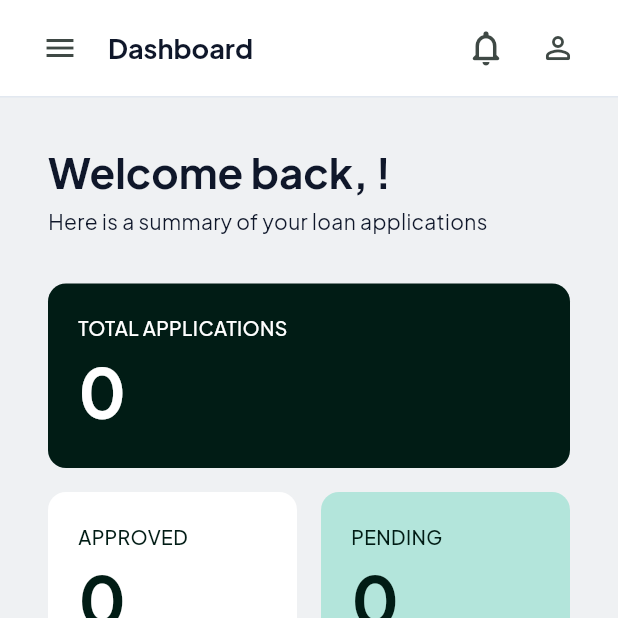
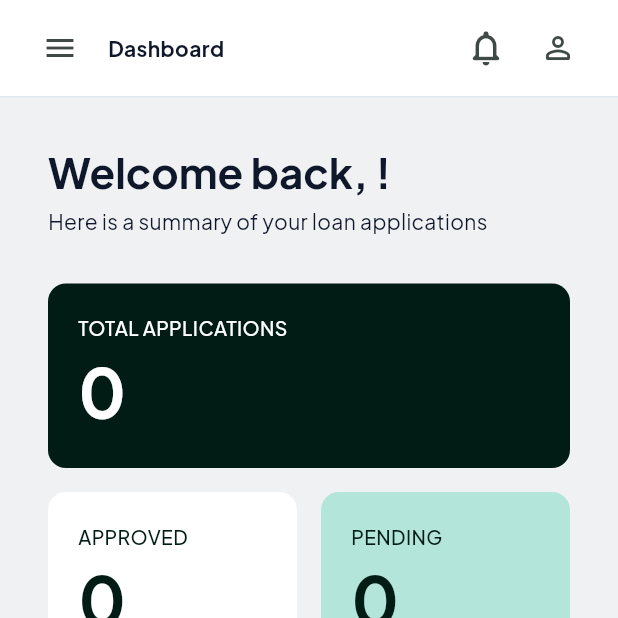
Before and after one commit to sobersmariiah/primekey, a Flutter app: the screen it shows once a user with an empty profile is signed in, after a tap on "Home", on a phone screen of 412 x 824 dp, the top half of it. Run offline on Flutter 3.47's test engine with Material 3 defaults, Android fonts, the phone set to English and light mode, and no system bars; our stand-ins replace cloud_firestore, equatable, file_picker, firebase_auth, firebase_core, firebase_storage and 10 more; missing offline and left inert: dart:js_interop, pdfx, simple_file_saver; accounts and stored records are empty; generated files the repository leaves out were written again; project files that could hold a hidden picture were left out.

Commit message:
Replace Theme.of(context).textTheme.copyWith with explicit GoogleFonts.plusJakartaSans to resolve fallback font bugs

```diff
--- a/lib/features/dashboard/screens/kyc_screen.dart
+++ b/lib/features/dashboard/screens/kyc_screen.dart
@@ -260,7 +260,7 @@ class _KycScreenState extends ConsumerState<KycScreen> {
             // Description with highlighted text
             RichText(
               textAlign: TextAlign.center,
-              text: const TextSpan(
+              text: TextSpan(
                 style: GoogleFonts.plusJakartaSans(
                   fontSize: 14,
                   color: AppColors.textSecondary,
--- a/lib/features/dashboard/screens/user_dashboard.dart
+++ b/lib/features/dashboard/screens/user_dashboard.dart
@@ -774,7 +774,7 @@ class _MobileDashboard extends StatelessWidget {
                         onPressed: () => Scaffold.of(context).openDrawer())),
                 SizedBox(width: 8),
                 Text('Dashboard',
-                    style: Theme.of(context).textTheme.titleLarge?.copyWith(
+                    style: GoogleFonts.plusJakartaSans(
                         color: AppColors.textPrimary,
                         fontWeight: FontWeight.bold)),
               ],
--- a/lib/features/landing_page/screens/landing_page_mobile.dart
+++ b/lib/features/landing_page/screens/landing_page_mobile.dart
@@ -188,18 +188,19 @@ class LandingPageMobile extends ConsumerWidget {
                     children: [
                       Text(
                         "Easy Online Loans\nfor Your Future",
-                        style: Theme.of(context)
-                            .textTheme
-                            .bodyLarge
-                            ?.copyWith(fontSize: 40),
+                        style: GoogleFonts.plusJakartaSans(
+                          fontSize: 40,
+                          fontWeight: FontWeight.w700,
+                          color: AppColors.textPrimary,
+                        ),
                       ),
                       SizedBox(height: 8),
                       Text(
                         "Designed for simplicity. Built for speed. Get the funds you need in just a few clicks.",
-                        style: Theme.of(context)
-                            .textTheme
-                            .bodyLarge
-                            ?.copyWith(fontSize: 18),
+                        style: GoogleFonts.plusJakartaSans(
+                          fontSize: 18,
+                          color: AppColors.textPrimary,
+                        ),
                       ),
                     ],
                   ),
@@ -233,7 +234,7 @@ class LandingPageMobile extends ConsumerWidget {
                         label: 'Calculate Payment',
                         height: 70,
                         textStyle:
-                            Theme.of(context).textTheme.bodySmall?.copyWith(
+                            GoogleFonts.plusJakartaSans(
                                   color: AppColors.primary,
                                 ),
                         buttonStyle: ElevatedButton.styleFrom(
@@ -262,7 +263,7 @@ class LandingPageMobile extends ConsumerWidget {
                   index: 2,
                   child: Text(
                     "Why Choose ${AppStrings.appName}?",
-                    style: Theme.of(context).textTheme.bodyLarge?.copyWith(
+                    style: GoogleFonts.plusJakartaSans(
                           color: const Color(0xFF747779),
                           fontSize: 28,
                         ),
@@ -441,7 +442,7 @@ class LandingPageMobile extends ConsumerWidget {
                   index: 6,
                   child: Text(
                     'How It Works',
-                    style: Theme.of(context).textTheme.titleLarge?.copyWith(
+                    style: GoogleFonts.plusJakartaSans(
                           color: AppColors.primaryDark,
                           fontSize: 30,
                         ),
@@ -495,7 +496,7 @@ class LandingPageMobile extends ConsumerWidget {
                           'Ready to redefine your financial horizon?',
                           textAlign: TextAlign.center,
                           style:
-                              Theme.of(context).textTheme.titleLarge?.copyWith(
+                              GoogleFonts.plusJakartaSans(
                                     color: AppColors.white,
                                     fontSize: 30,
                                   ),
@@ -505,7 +506,7 @@ class LandingPageMobile extends ConsumerWidget {
                           'Join thousands of forward thinking individuals building their future with PRIMEKEY',
                           textAlign: TextAlign.center,
                           style:
-                              Theme.of(context).textTheme.bodyMedium?.copyWith(
+                              GoogleFonts.plusJakartaSans(
                                     color: AppColors.primaryLightShade,
                                     fontSize: 18,
                                   ),
@@ -583,7 +584,7 @@ class LandingPageMobile extends ConsumerWidget {
                         Text(
                           '© 2024 ${AppStrings.appName} Inc. All rights reserved.',
                           style:
-                              Theme.of(context).textTheme.bodySmall?.copyWith(
+                              GoogleFonts.plusJakartaSans(
                                     color: AppColors.textSecondary,
                                   ),
                         ),
@@ -619,7 +620,7 @@ Widget _buildFooterColumn(
             padding: const EdgeInsets.only(bottom: 12),
             child: Text(
               item,
-              style: Theme.of(context).textTheme.bodySmall?.copyWith(
+              style: GoogleFonts.plusJakartaSans(
                     fontSize: 8,
                     color: AppColors.textSecondary,
                   ),
```
Also changed, not shown: lib/features/calculator/screens/loan_calculator_screen.dart (+12 -48 lines).
